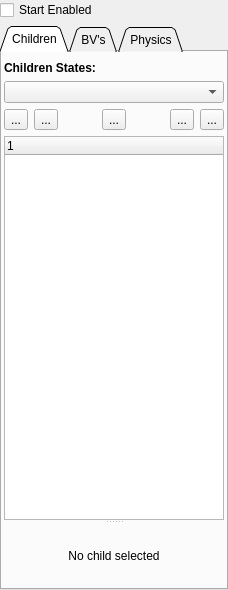
Old version of the form DesignerTool/src/Entity/EntityWidget.ui in the repository GameOverture/HarmonyEngine.
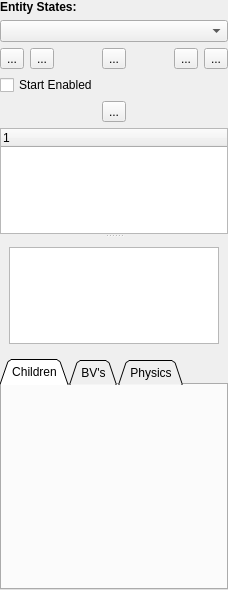
New version of the form. The open tabs and pages were chosen to show the change. Icons and pictures are not drawn.

Commit message: Made tabs use 'trangle' style

The edit to the form file:
```diff
--- a/DesignerTool/src/Entity/EntityWidget.ui
+++ b/DesignerTool/src/Entity/EntityWidget.ui
@@ -27,35 +27,6 @@
     <number>0</number>
    </property>
    <item>
-    <widget class="QCheckBox" name="chkStartEnabled">
-     <property name="text">
-      <string>Start Enabled</string>
-     </property>
-    </widget>
-   </item>
-   <item>
-    <widget class="QTabWidget" name="tabWidget">
-     <property name="tabShape">
-      <enum>QTabWidget::Triangular</enum>
-     </property>
-     <property name="currentIndex">
-      <number>2</number>
-     </property>
-     <widget class="QWidget" name="tabPageChildren">
-      <attribute name="title">
-       <string>Children</string>
-      </attribute>
-      <layout class="QVBoxLayout" name="verticalLayout_2">
-       <property name="leftMargin">
-        <number>2</number>
-       </property>
-       <property name="rightMargin">
-        <number>2</number>
-       </property>
-       <property name="bottomMargin">
-        <number>0</number>
-       </property>
-       <item>
         <widget class="QLabel" name="lblEntityStates">
          <property name="font">
           <font>
@@ -64,7 +35,7 @@
           </font>
          </property>
          <property name="text">
-          <string>Children States:</string>
+      <string>Entity States:</string>
          </property>
         </widget>
        </item>
@@ -146,6 +117,24 @@
          </item>
         </layout>
        </item>
+   <item>
+    <widget class="QCheckBox" name="chkStartEnabled">
+     <property name="text">
+      <string>Start Enabled</string>
+     </property>
+    </widget>
+   </item>
+   <item>
+    <layout class="QHBoxLayout" name="horizontalLayout">
+     <item>
+      <widget class="QToolButton" name="toolButton">
+       <property name="text">
+        <string>...</string>
+       </property>
+      </widget>
+     </item>
+    </layout>
+   </item>
        <item>
         <widget class="QSplitter" name="splitter">
          <property name="orientation">
@@ -176,10 +165,40 @@
             </item>
            </layout>
           </widget>
-          <widget class="QWidget" name="page_2"/>
-         </widget>
-        </widget>
-       </item>
+      <widget class="QWidget" name="pageSprite">
+       <layout class="QVBoxLayout" name="verticalLayout_7">
+        <item>
+         <widget class="QTableView" name="tableView"/>
+        </item>
+       </layout>
+      </widget>
+      <widget class="QWidget" name="pageFont"/>
+      <widget class="QWidget" name="pagePhysics"/>
+     </widget>
+    </widget>
+   </item>
+   <item>
+    <widget class="QTabWidget" name="tabWidget">
+     <property name="tabShape">
+      <enum>QTabWidget::Triangular</enum>
+     </property>
+     <property name="currentIndex">
+      <number>2</number>
+     </property>
+     <widget class="QWidget" name="tabPageChildren">
+      <attribute name="title">
+       <string>Children</string>
+      </attribute>
+      <layout class="QVBoxLayout" name="verticalLayout_2">
+       <property name="leftMargin">
+        <number>2</number>
+       </property>
+       <property name="rightMargin">
+        <number>2</number>
+       </property>
+       <property name="bottomMargin">
+        <number>0</number>
+       </property>
       </layout>
      </widget>
      <widget class="QWidget" name="tabPageBv">
```
Left out of the diff: 6 changed lines with no effect on the pictures. Lines whose indentation alone changed are shown as unchanged. The commit also changes 1 other file.
